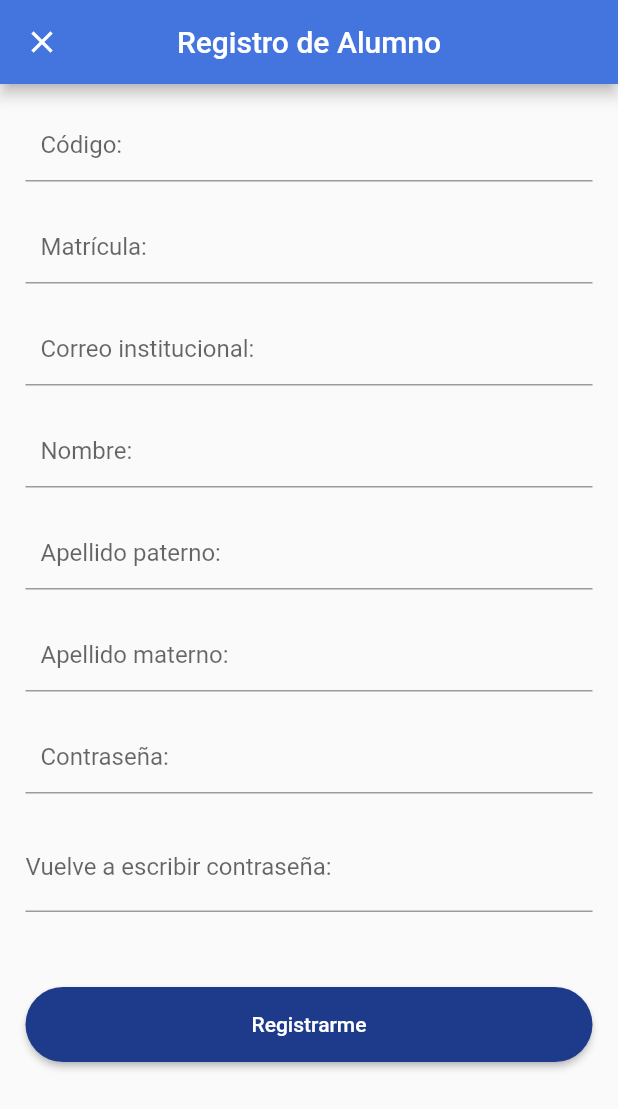
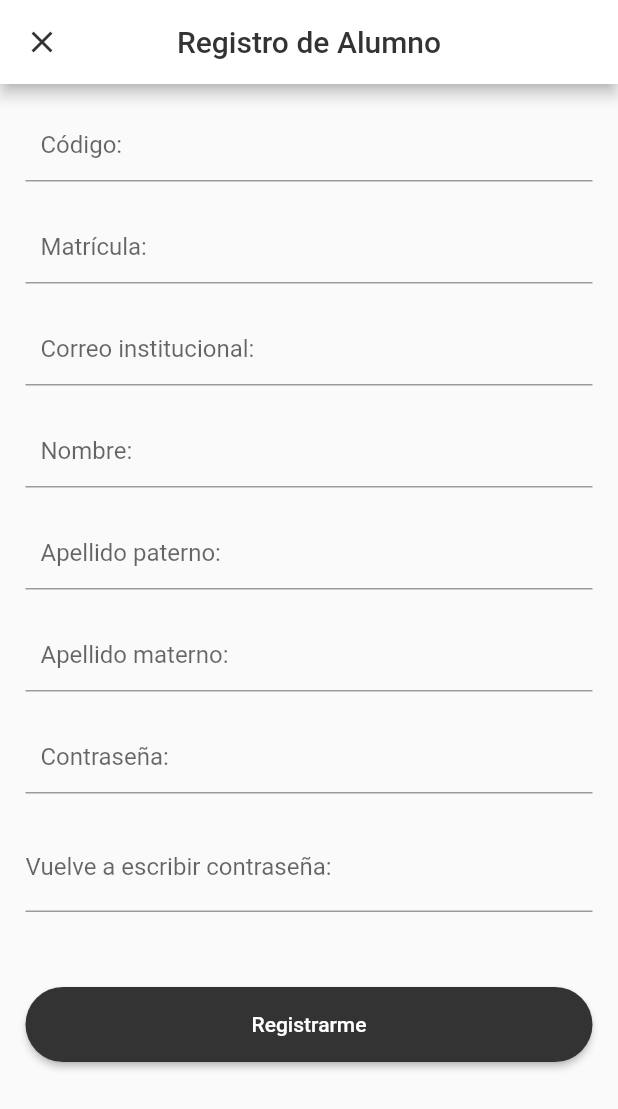
Before and after one commit to Tamagochi02/movil_modular, a Flutter app: the RegisterStudentPage screen opened by its route, on a phone screen of 412 x 824 dp. Shown: the top 1109 px of the screen. Run offline on Flutter 3.47's test engine with Material 2 defaults, Android fonts, the phone set to English and light mode, and no system bars; our stand-ins replace file_picker; missing offline and left inert: passwordfield.

Commit message:
changed colors

```diff
--- a/lib/pages/registerStudent.dart
+++ b/lib/pages/registerStudent.dart
@@ -16,13 +16,13 @@ class _RegisterStudentPageState extends State<RegisterStudentPage> {
   Widget build(BuildContext context) {
     return Scaffold(
       appBar: AppBar(
-        backgroundColor: Color.fromARGB(255, 68, 117, 223),
-        title: Text("Registro de Alumno"),
+        backgroundColor: Colors.white,
+        title: Text("Registro de Alumno", style: TextStyle(color: Color.fromARGB(255, 51, 51, 51)),),
         centerTitle: true,
         leading: IconButton(onPressed: () {
           Navigator.pushNamedAndRemoveUntil(
                           context, RegisterUserPage.route, (route) => false);
-        }, icon: Icon(Icons.close)),
+        }, icon: Icon(Icons.close, color: Color.fromARGB(255, 51, 51, 51),)),
       ),
       body: Padding(
         padding: const EdgeInsets.all(17.0),
@@ -104,7 +104,7 @@ class _RegisterStudentPageState extends State<RegisterStudentPage> {
               onPressed: () {},
               child: Text("Registrarme"),
               style: ElevatedButton.styleFrom(
-                primary: Color.fromARGB(255, 30, 58, 138),
+                primary: Color.fromARGB(255, 51, 51, 51),
                 shape: new RoundedRectangleBorder(
                   borderRadius: new BorderRadius.circular(30.0),
                 ),
```
